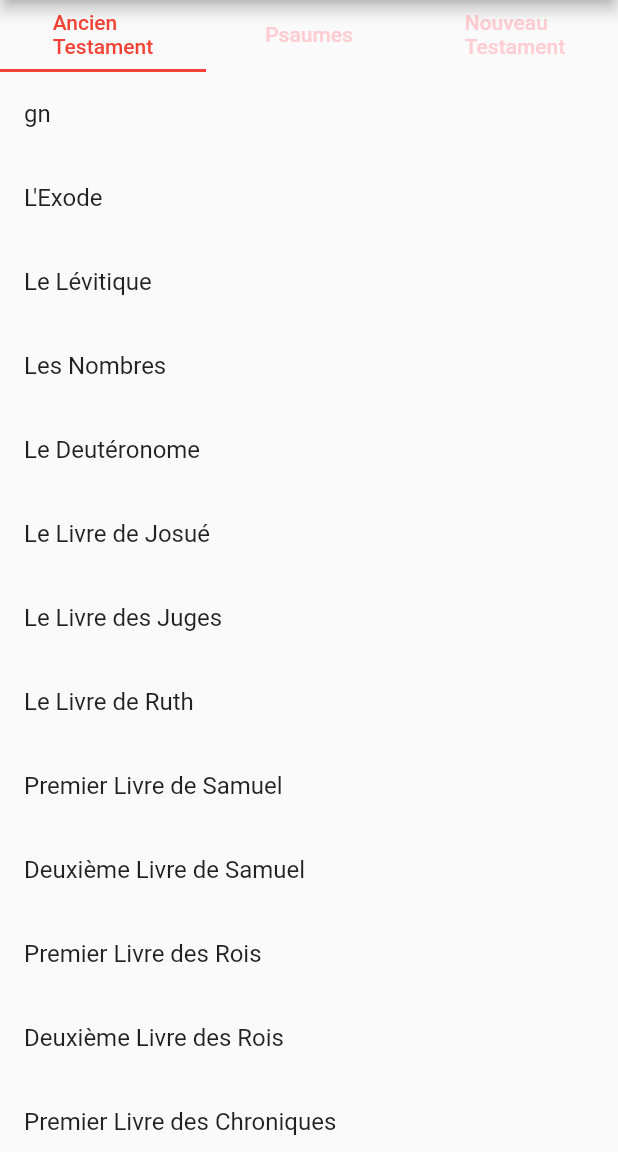
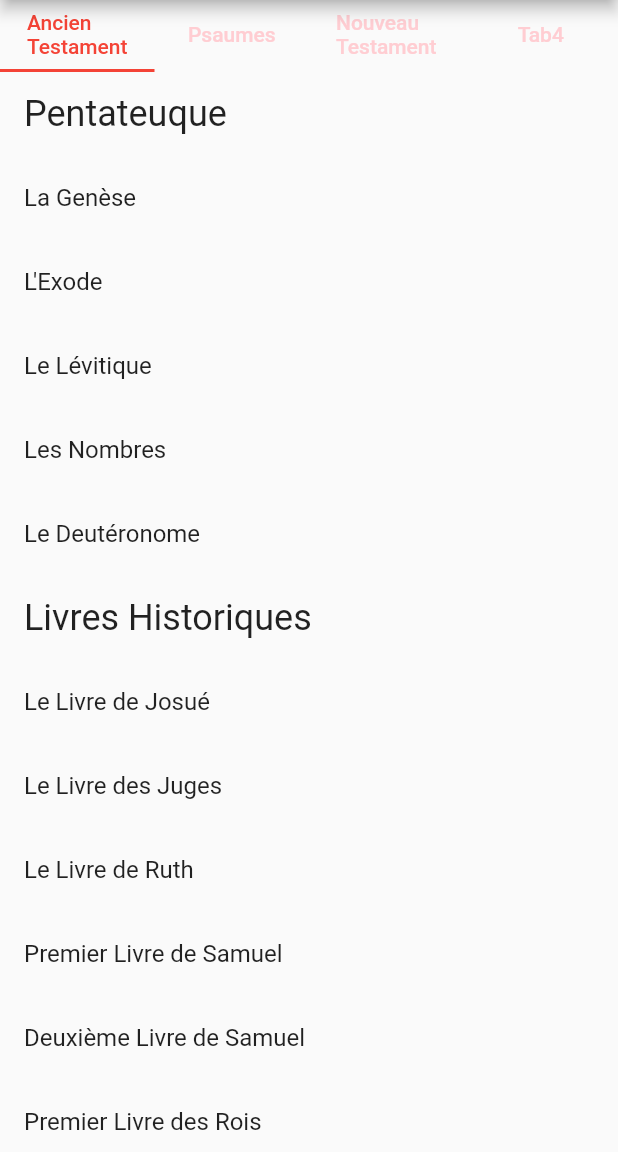
Before and after one commit to nathanael-h/aelf-flutter, a Flutter app: the screen it shows after launch, on a phone screen of 412 x 824 dp, the part 84-1236 px from its top. Run offline on Flutter 3.47's test engine with Material 2 defaults, Android fonts, the phone set to English and light mode, and no system bars.

Commit message:
Bible : Loads old testament from bible data +...
POC : 4th tab showing a list with differents items types
Old testament loads well.
A few design tweaks to make the chapter text scrollable

```diff
--- a/lib/app_screens/book_screen.dart
+++ b/lib/app_screens/book_screen.dart
@@ -38,14 +38,14 @@ class _ExtractArgumentsScreenState extends State<ExtractArgumentsScreen> {
     // Book screen
     return Scaffold(
       appBar: AppBar(
-        title: Text(args.title),
+        title: Text('${widget.bookName}'),
       ),
       body: Column(
         children: <Widget>[
           //Text(args.message),
           //Text('Yolo !'),
-          Text('${widget.bookName}'),
-          Text('$chapter'),
+          Text('${widget.bookName}', style: Theme.of(context).textTheme.title),
+          Expanded (child: SingleChildScrollView(child: Text('$chapter'))),
         ],
       ),
     );
--- a/lib/main.dart
+++ b/lib/main.dart
@@ -1,8 +1,6 @@
 import 'package:flutter/material.dart';
 import 'package:aelf_flutter/app_screens/book_screen.dart';
 import 'package:aelf_flutter/chapter_storage.dart';
-
-
 
 void main() {
   runApp(MyApp(storage: ChapterStorage('assets/bible/gn1.txt')));
@@ -51,8 +49,36 @@ class MyApp extends StatelessWidget {
   }
 }
 
+// https://flutter.dev/docs/cookbook/lists/mixed-list
+// The base class for the different types of items the list can contain.
+abstract class ListItem {}
 
+// A ListItem that contains data to display a section.
+class SectionItem implements ListItem {
+  final String section;
 
+  SectionItem(this.section);
+}
+
+// A ListItem that contains data to display Bible books list.
+class BookItem implements ListItem {
+  final String bookLong;
+  final String bookShort;
+
+  BookItem(this.bookLong, this.bookShort);
+}
+
+final items = List<ListItem>.generate(
+  1200,
+  (i) => i % 6 == 0
+      ? SectionItem("Section $i")
+      : BookItem("Titre Long $i", "Titre Court $i"),
+);
+
+List items2 = [
+  SectionItem("Pentateuque"),
+  BookItem("La Génèse", "Gn"),
+];
 
 class MyHomePage extends StatefulWidget {
   final ChapterStorage storage;
@@ -72,55 +98,60 @@ class MyHomePage extends StatefulWidget {
 }
 
 class _MyHomePageState extends State<MyHomePage> {
-
   String chapter;
   List listOldTestamentBooks = [
-      "gn",
-      "L'Exode",
-      "Le Lévitique",
-      "Les Nombres",
-      "Le Deutéronome",
-      "Le Livre de Josué",
-      "Le Livre des Juges",
-      "Le Livre de Ruth",
-      "Premier Livre de Samuel",
-      "Deuxième Livre de Samuel",
-      "Premier Livre des Rois",
-      "Deuxième Livre des Rois",
-      "Premier Livre des Chroniques",
-      "Deuxième Livre des Chroniques",
-      "Le Livre d'Esdras",
-      "Le Livre de Néhémie",
-      "Tobie",
-      "Judith",
-      "Esther",
-      "Premier Livre des Martyrs d'Israël",
-      "Deuxième Livre des Martyrs d'Israël",
-      "Job",
-      "Les Proverbes",
-      "L'Écclésiaste (Qohélet)",
-      "Le Cantique des Cantiques",
-      "Le Livre de la Sagesse",
-      "L'Écclésiastique (Siracide)",
-      "Isaïe",
-      "Jérémie",
-      "Les Lamentations",
-      "Baruch",
-      "Lettre de Jérémie",
-      "Ézéchiel",
-      "Daniel",
-      "Osée",
-      "Joël",
-      "Amos",
-      "Abdias",
-      "Jonas",
-      "Michée",
-      "Nahum",
-      "Habaquq",
-      "Sophonie",
-      "Aggée",
-      "Zacharie",
-      "Malachie",
+    //SectionItem("Pentateuque"),
+    //BookItem("La Génèse", "Gn"),
+    SectionItem("Pentateuque"),
+    BookItem("La Genèse", "Gn"),
+    BookItem("L'Exode", "Ex"),
+    BookItem("Le Lévitique", "Lv"),
+    BookItem("Les Nombres", "Nb"),
+    BookItem("Le Deutéronome", "Dt"),
+    SectionItem("Livres Historiques"),
+    BookItem("Le Livre de Josué", "Jos"),
+    BookItem("Le Livre des Juges", "Jg"),
+    BookItem("Le Livre de Ruth", "Rt"),
+    BookItem("Premier Livre de Samuel", "1S"),
+    BookItem("Deuxième Livre de Samuel", "2S"),
+    BookItem("Premier Livre des Rois", "1R"),
+    BookItem("Deuxième Livre des Rois", "2R"),
+    BookItem("Premier Livre des Chroniques", "1Ch"),
+    BookItem("Deuxième Livre des Chroniques", "2Ch"),
+    BookItem("Le Livre d'Esdras", "Esd"),
+    BookItem("Le Livre de Néhémie", "Ne"),
+    BookItem("Tobie", "Tb"),
+    BookItem("Judith", "Jdt"),
+    BookItem("Esther", "Est"),
+    BookItem("Premier Livre des Martyrs d'Israël", "1M"),
+    BookItem("Deuxième Livre des Martyrs d'Israël", "2M"),
+    SectionItem("Livres Poètiques et Sapientiaux"),
+    BookItem("Job", "Jb"),
+    BookItem("Les Proverbes", "Pr"),
+    BookItem("L'Écclésiaste (Qohélet)", "Qo"),
+    BookItem("Le Cantique des Cantiques", "Ct"),
+    BookItem("Le Livre de la Sagesse", "Sg"),
+    BookItem("L'Écclésiastique (Siracide)", "Si"),
+    SectionItem("Livres Prophètiques"),
+    BookItem("Isaïe", "Is"),
+    BookItem("Jérémie", "Jr"),
+    BookItem("Les Lamentations", "Lm"),
+    BookItem("Baruch", "Ba"),
+    BookItem("Lettre de Jérémie", "1Jr"),
+    BookItem("Ézéchiel", "Ez"),
+    BookItem("Daniel", "Dn"),
+    BookItem("Osée", "Os"),
+    BookItem("Joël", "Jl"),
+    BookItem("Amos", "Am"),
+    BookItem("Abdias", "Ab"),
+    BookItem("Jonas", "Jon"),
+    BookItem("Michée", "Mi"),
+    BookItem("Nahum", "Na"),
+    BookItem("Habaquq", "Ha"),
+    BookItem("Sophonie", "So"),
+    BookItem("Aggée", "Ag"),
+    BookItem("Zacharie", "Za"),
+    BookItem("Malachie", "Ml"),
   ];
   List listNewTestamentBooks = [
     "Évangile selon Saint Matthieu",
@@ -162,7 +193,6 @@ class _MyHomePageState extends State<MyHomePage> {
     });
   }
 
-
   @override
   Widget build(BuildContext context) {
     // This method is rerun every time setState is called.
@@ -177,7 +207,7 @@ class _MyHomePageState extends State<MyHomePage> {
         title: Text('AELF Flutter'),
       ),
       body: DefaultTabController(
-        length: 3,
+        length: 4,
         child: Scaffold(
           appBar: TabBar(
             labelColor: Colors.red,
@@ -186,6 +216,9 @@ class _MyHomePageState extends State<MyHomePage> {
               Tab(text: 'Ancien \nTestament'),
               Tab(text: 'Psaumes'),
               Tab(text: 'Nouveau \nTestament'),
+              Tab(
+                text: 'Tab4',
+              )
             ],
           ),
           body: new TabBarView(
@@ -194,16 +227,24 @@ class _MyHomePageState extends State<MyHomePage> {
                 child: ListView.builder(
                   itemCount: listOldTestamentBooks.length,
                   itemBuilder: (context, index) {
-                    return ListTile (
-                      title: Text(listOldTestamentBooks[index]),
+                    final item = listOldTestamentBooks[index];
+                    if (item is BookItem) {
+                    return ListTile(
+                      title: Text(item.bookLong),
                       onTap: () {
-
+                        print('index is' + '$index');
+                        print('tapped on + $item.bookShort');
                         // When the user taps the button, navigate to the specific route
                         // and provide the arguments as part of the RouteSettings.
                         Navigator.push(
                           context,
                           MaterialPageRoute(
-                            builder: (context) => ExtractArgumentsScreen(storage: ChapterStorage('assets/bible/'+listOldTestamentBooks[index]+'1.txt'), bookName: listOldTestamentBooks[index],),
+                            builder: (context) => ExtractArgumentsScreen(
+                              storage: ChapterStorage('assets/bible/' +
+                                  item.bookShort +
+                                  '/1.html'),
+                              bookName: item.bookLong,
+                            ),
                             // Pass the arguments as part of the RouteSettings. The
                             // ExtractArgumentScreen reads the arguments from these
                             // settings.
@@ -217,6 +258,14 @@ class _MyHomePageState extends State<MyHomePage> {
                         );
                       },
                     );
+                  } else if (item is SectionItem) {
+                    return ListTile(
+                      title: Text(item.section,
+                      style: Theme.of(context).textTheme.headline,
+                      ),
+                    );
+                  }
+                  return null;
                   },
                 ),
               ),
@@ -236,16 +285,20 @@ class _MyHomePageState extends State<MyHomePage> {
                 child: ListView.builder(
                   itemCount: listNewTestamentBooks.length,
                   itemBuilder: (context, index) {
-                   return ListTile (
+                    return ListTile(
                       title: Text(listNewTestamentBooks[index]),
                       onTap: () {
-
                         // When the user taps the button, navigate to the specific route
                         // and provide the arguments as part of the RouteSettings.
                         Navigator.push(
                           context,
                           MaterialPageRoute(
-                           builder: (context) => ExtractArgumentsScreen(storage: ChapterStorage('assets/bible/'+listNewTestamentBooks[index]+'1.txt'), bookName: listNewTestamentBooks[index],),
+                            builder: (context) => ExtractArgumentsScreen(
+                              storage: ChapterStorage('assets/bible/' +
+                                  listNewTestamentBooks[index] +
+                                  '1.txt'),
+                              bookName: listNewTestamentBooks[index],
+                            ),
                             // Pass the arguments as part of the RouteSettings. The
                             // ExtractArgumentScreen reads the arguments from these
                             // settings.
@@ -259,6 +312,29 @@ class _MyHomePageState extends State<MyHomePage> {
                         );
                       },
                     );
+                  },
+                ),
+              ),
+              Tab(
+                child: ListView.builder(
+                  itemCount: items2.length,
+                  itemBuilder: (context, index) {
+                    final item = items2[index];
+
+                    if (item is SectionItem) {
+                      return ListTile(
+                        title: Text(
+                          item.section,
+                          style: Theme.of(context).textTheme.headline,
+                        ),
+                      );
+                    } else if (item is BookItem) {
+                      return ListTile(
+                        title: Text(item.bookLong),
+                        subtitle: Text(item.bookShort),
+                      );
+                    }
+                    return null;
                   },
                 ),
               ),
```
Also changed, not shown: 1 other file. Lines whose indentation alone changed are shown as unchanged.
